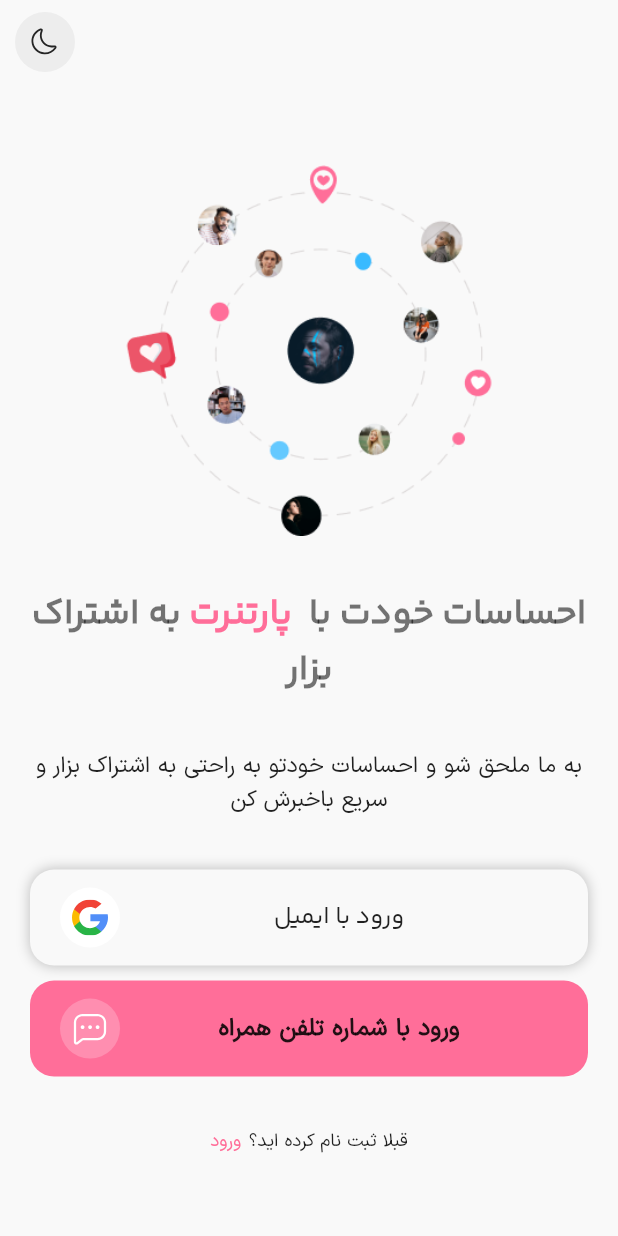
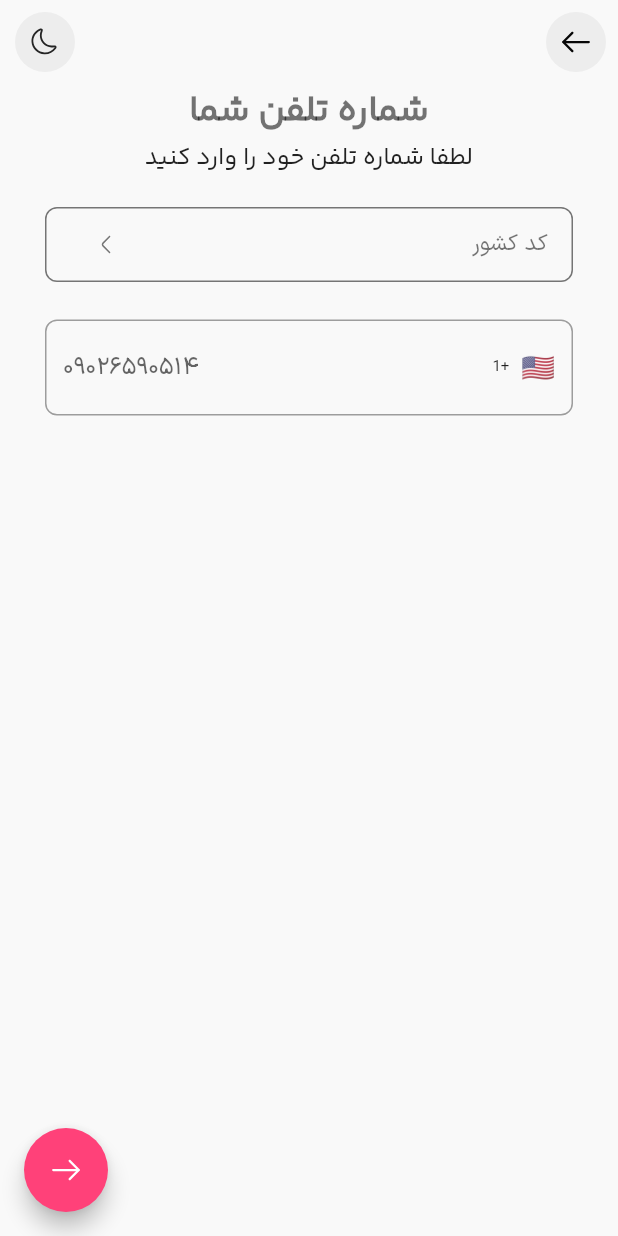
Before and after one commit to Abolfazl-MI/deltangi, a Flutter app: the screen it shows after launch, on a phone screen of 412 x 824 dp. Run offline on Flutter 3.47's test engine with Material 2 defaults, Android fonts, the light colour scheme and no system bars; drawn by our look-alikes of intl_phone_field, styled_text; our stand-ins replace flutter_svg, get.

Commit message:
enter phone number screen impl

```diff
--- a/lib/controllers/language_controller.dart
+++ b/lib/controllers/language_controller.dart
@@ -8,6 +8,11 @@ class LanguageConstant {
   static const String enterWithPhone = 'enter_with_phone';
   static const String haveAnAccount = 'have_an_account';
   static const String singUp = 'signUp';
+  static const String youPhoneNumber = 'your_phone_number';
+  static const String pleaseEnterPhoneNumber = 'please_enter_your_phone_number';
+  static const String countryCode = 'country_code';
+  static const String examplePhoneNumber = 'example_phone_number';
+  static const String invalidPhone = 'invalid_phone_number';
 }
 
 class Language extends Translations {
@@ -21,7 +26,13 @@ class Language extends Translations {
           LanguageConstant.enterWithEmail: 'ورود با ایمیل',
           LanguageConstant.enterWithPhone: 'ورود با شماره تلفن همراه',
           LanguageConstant.haveAnAccount: 'قبلا ثبت نام کرده اید؟',
-          LanguageConstant.singUp: "ورود"
+          LanguageConstant.singUp: "ورود",
+          LanguageConstant.youPhoneNumber: 'شماره تلفن شما',
+          LanguageConstant.pleaseEnterPhoneNumber:
+              'لطفا شماره تلفن خود را وارد کنید',
+          LanguageConstant.countryCode: "کد کشور",
+          LanguageConstant.examplePhoneNumber: '۰۹۰۲۶۵۹۰۵۱۴',
+          LanguageConstant.invalidPhone:'شماره تلفن وارد شده صحیح نمیباشد'
         },
         "en_US": {
           LanguageConstant.shareYourFelling:
@@ -31,6 +42,12 @@ class Language extends Translations {
           LanguageConstant.enterWithPhone: 'Login with phone',
           LanguageConstant.haveAnAccount: 'Have an account?',
           LanguageConstant.singUp: "sign in",
+          LanguageConstant.youPhoneNumber: 'Your phone number',
+          LanguageConstant.pleaseEnterPhoneNumber:
+              'Please Enter your phone number',
+          LanguageConstant.countryCode: 'Country code',
+          LanguageConstant.examplePhoneNumber: '0903964423246',
+          LanguageConstant.invalidPhone:'Invalid phone number'
         },
       };
 }
--- a/lib/gen/assets.gen.dart
+++ b/lib/gen/assets.gen.dart
@@ -12,20 +12,41 @@ import 'package:flutter/widgets.dart';
 class $AssetsIconsGen {
   const $AssetsIconsGen();
 
+  /// File path: assets/icons/arrow-forward.svg
+  String get arrowForward => 'assets/icons/arrow-forward.svg';
+
+  /// File path: assets/icons/arrow-left.svg
+  String get arrowLeft => 'assets/icons/arrow-left.svg';
+
   /// File path: assets/icons/chat.svg
   String get chat => 'assets/icons/chat.svg';
 
   /// File path: assets/icons/google_icon.svg
   String get googleIcon => 'assets/icons/google_icon.svg';
 
+  /// File path: assets/icons/left_arrow_small.svg
+  String get leftArrowSmall => 'assets/icons/left_arrow_small.svg';
+
   /// File path: assets/icons/moonoutline.svg
   String get moonoutline => 'assets/icons/moonoutline.svg';
+
+  /// File path: assets/icons/right_arrow_small.svg
+  String get rightArrowSmall => 'assets/icons/right_arrow_small.svg';
 
   /// File path: assets/icons/sun_outline.svg
   String get sunOutline => 'assets/icons/sun_outline.svg';
 
   /// List of all assets
-  List<String> get values => [chat, googleIcon, moonoutline, sunOutline];
+  List<String> get values => [
+        arrowForward,
+        arrowLeft,
+        chat,
+        googleIcon,
+        leftArrowSmall,
+        moonoutline,
+        rightArrowSmall,
+        sunOutline
+      ];
 }
 
 class $AssetsImagesGen {
--- a/lib/main.dart
+++ b/lib/main.dart
@@ -32,7 +32,7 @@ class MyApp extends StatelessWidget {
       themeMode: ThemeMode.light,
       translations: Language(),
       getPages: AppRouter.pages,
-      initialRoute: AppRouteNames.introductionScreen,
+      initialRoute: AppRouteNames.phoneNumberScreen,
       locale: Locale('fa', 'IR'),
       fallbackLocale: Locale('en', 'US'),
     );
--- a/lib/views/router/route_names.dart
+++ b/lib/views/router/route_names.dart
@@ -2,4 +2,5 @@ class AppRouteNames {
   static const String introductionScreen = '/introductionScreen';
   static const String splashScreen = '/splashScreen';
   static const String homeScreen = '/';
+  static const String phoneNumberScreen = '/phoneNumberScreen';
 }
--- a/lib/views/router/router.dart
+++ b/lib/views/router/router.dart
@@ -1,5 +1,6 @@
 import 'package:deltangi/views/router/route_names.dart';
 import 'package:deltangi/views/screens/introduction/intro_screen.dart';
+import 'package:deltangi/views/screens/phone_number_screen/phone_number_screen.dart';
 import 'package:get/get_navigation/get_navigation.dart';
 
 class AppRouter {
@@ -7,6 +8,10 @@ class AppRouter {
     GetPage(
       name: AppRouteNames.introductionScreen,
       page: () => IntroductionScreen(),
+    ),
+    GetPage(
+      name: AppRouteNames.phoneNumberScreen,
+      page: () => PhoneNumberScreen(),
     )
   ];
 }
--- a/lib/views/screens/introduction/intro_screen.dart
+++ b/lib/views/screens/introduction/intro_screen.dart
@@ -1,11 +1,11 @@
 import 'package:deltangi/controllers/language_controller.dart';
 import 'package:deltangi/gen/assets.gen.dart';
 import 'package:deltangi/views/constants/my_colors.dart';
-import 'package:deltangi/views/constants/text_style.dart';
+
 import 'package:flutter/material.dart';
 import 'package:flutter_svg/flutter_svg.dart';
 import 'package:get/get.dart';
-import 'package:iconsax/iconsax.dart';
+
 import 'package:styled_text/tags/styled_text_tag.dart';
 import 'package:styled_text/widgets/styled_text.dart';
 
--- /dev/null
+++ b/lib/views/screens/phone_number_screen/phone_number_screen.dart
@@ -0,0 +1,139 @@
+import 'package:deltangi/controllers/language_controller.dart';
+import 'package:deltangi/gen/assets.gen.dart';
+import 'package:deltangi/views/constants/my_colors.dart';
+import 'package:deltangi/views/widgets/icon_button_background.dart';
+import 'package:flutter/material.dart';
+import 'package:flutter_svg/flutter_svg.dart';
+import 'package:get/get.dart';
+import 'package:intl_phone_field/intl_phone_field.dart';
+
+class PhoneNumberScreen extends StatelessWidget {
+  const PhoneNumberScreen({super.key});
+  bool get _isDarkMode => Get.isDarkMode;
+
+  @override
+  Widget build(BuildContext context) {
+    ThemeData theme = Theme.of(context);
+    TextTheme textTheme = theme.textTheme;
+    Size size = MediaQuery.of(context).size;
+    bool _isRtl = Directionality.of(context) == TextDirection.rtl;
+    return Scaffold(
+      floatingActionButton: FloatingActionButton(
+        onPressed: () {},
+        child: SvgPicture.asset(Assets.icons.arrowForward),
+      ),
+      appBar: _appbar(),
+      body: SingleChildScrollView(
+        child: Container(
+          child: Column(
+            children: [
+              Center(
+                child: Text(
+                  LanguageConstant.youPhoneNumber.tr,
+                  style: textTheme.headlineLarge,
+                ),
+              ),
+              Center(
+                child: Text(
+                  LanguageConstant.pleaseEnterPhoneNumber.tr,
+                  style: textTheme.headlineSmall,
+                ),
+              ),
+              SizedBox(
+                height: 20,
+              ),
+              Container(
+                width: size.width,
+                child: Column(
+                  mainAxisSize: MainAxisSize.min,
+                  children: [
+                    _selectCountryCode(size, textTheme, _isRtl),
+                    SizedBox(
+                      height: 25,
+                    ),
+                    Padding(
+                      padding: EdgeInsets.symmetric(horizontal: 30),
+                      child: IntlPhoneField(
+
+                        showDropdownIcon: false,
+                        invalidNumberMessage: LanguageConstant.invalidPhone.tr,
+                        flagsButtonPadding: EdgeInsets.all(8),
+                        decoration: InputDecoration(
+                            hintText: LanguageConstant.examplePhoneNumber.tr,
+                            counterText: '',
+                            border: OutlineInputBorder(
+                              borderRadius: BorderRadius.circular(8),
+                              borderSide: BorderSide(
+                                color: MyColors.kTextCaptionLight,
+                              ),
+                            )),
+                      ),
+                    )
+                  ],
+                ),
+              )
+            ],
+          ),
+        ),
+      ),
+    );
+  }
+
+  Padding _selectCountryCode(Size size, TextTheme textTheme, bool _isRtl) {
+    //TODO:number1
+    return Padding(
+      padding: EdgeInsets.symmetric(horizontal: 30),
+      child: Container(
+        width: size.width,
+        height: 50,
+        padding: EdgeInsets.symmetric(horizontal: 16),
+        child: Row(
+          mainAxisAlignment: MainAxisAlignment.spaceBetween,
+          children: [
+            Text(
+              LanguageConstant.countryCode.tr,
+              style: textTheme.bodySmall!.copyWith(fontSize: 15),
+            ),
+            IconButton(
+              onPressed: () {},
+              icon: SvgPicture.asset(_isRtl
+                  ? Assets.icons.leftArrowSmall
+                  : Assets.icons.rightArrowSmall),
+            )
+          ],
+        ),
+        decoration: BoxDecoration(
+            borderRadius: BorderRadius.circular(8),
+            border: Border.all(
+              color: MyColors.kTextCaptionLight,
+            )),
+      ),
+    );
+  }
+
+  AppBar _appbar() {
+    return AppBar(
+      backgroundColor: Colors.transparent,
+      elevation: 0,
+      automaticallyImplyLeading: false,
+      actions: [
+        SizedBox(
+          width: 10,
+        ),
+        CircleIconButton(
+            iconPath: _isDarkMode
+                ? Assets.icons.sunOutline
+                : Assets.icons.moonoutline,
+            onTap: () {}),
+        SizedBox(width: 10),
+      ],
+      leading: Padding(
+        padding: const EdgeInsets.all(8.0),
+        child: CircleIconButton(
+          iconPath: Assets.icons.arrowLeft,
+          onTap: () {},
+        ),
+      ),
+    );
+  }
+}
--- /dev/null
+++ b/lib/views/widgets/icon_button_background.dart
@@ -0,0 +1,28 @@
+import 'package:deltangi/views/constants/my_colors.dart';
+import 'package:flutter/material.dart';
+import 'package:flutter_svg/flutter_svg.dart';
+import 'package:get/get.dart';
+
+class CircleIconButton extends StatelessWidget {
+  const CircleIconButton(
+      {super.key, required this.iconPath, required this.onTap});
+  bool get _isDarkMode => Get.isDarkMode;
+  final String iconPath;
+  final Function() onTap;
+  @override
+  Widget build(BuildContext context) {
+    return InkWell(
+      onTap: onTap,
+      child: CircleAvatar(
+        backgroundColor:
+            _isDarkMode ? MyColors.kTextCaptionLight : MyColors.kLightGrayColor,
+        child: Center(
+          child: SvgPicture.asset(
+            iconPath,
+            color: _isDarkMode ? Colors.white : null,
+          ),
+        ),
+      ),
+    );
+  }
+}
--- a/pubspec.yaml
+++ b/pubspec.yaml
@@ -39,6 +39,7 @@ dependencies:
   flutter_svg: ^2.0.5
   iconsax: ^0.0.8
   styled_text: ^8.1.0
+  intl_phone_field: ^3.2.0
 
 
 
```
Also changed, not shown: assets/icons/arrow-forward.svg (added), assets/icons/arrow-left.svg (added), assets/icons/left_arrow_small.svg (added), assets/icons/right_arrow_small.svg (added), pubspec.lock, 1 other file.
